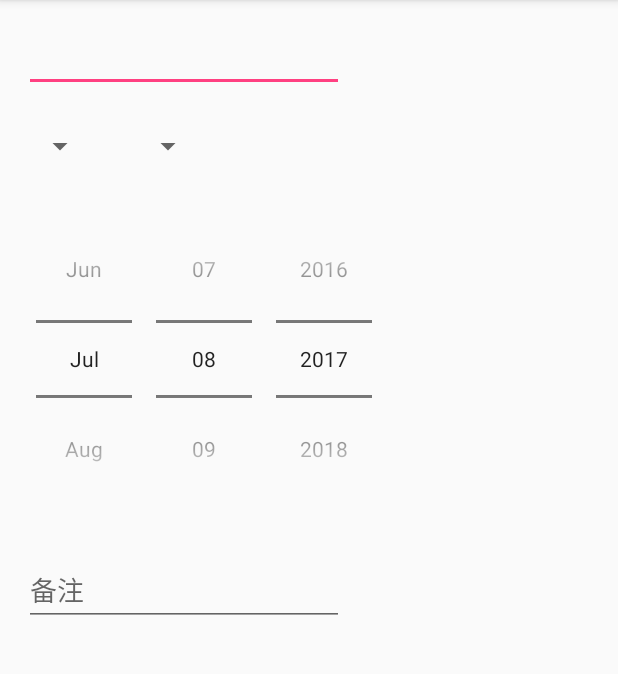
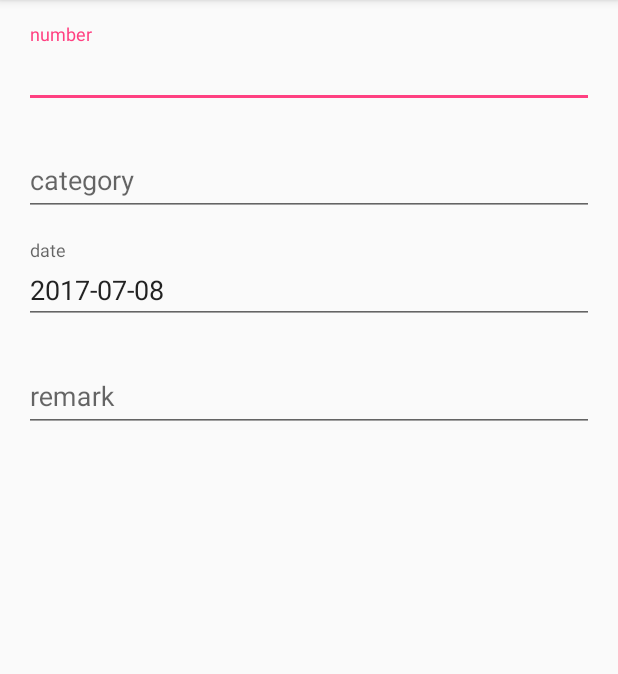
Before and after one commit to plusend/budget, an Android app: the DetailActivity screen opened directly, with no data from a screen before it, on a phone screen of 412 x 824 dp, the part 84-758 px from its top. Run offline under Robolectric (Android 15) with nearby library versions, the phone set to English and light mode, and no system bars.

```diff
--- a/app/src/main/java/com/plusend/budget/activity/DetailActivity.java
+++ b/app/src/main/java/com/plusend/budget/activity/DetailActivity.java
@@ -1,29 +1,31 @@
 package com.plusend.budget.activity;
 
 import android.os.Bundle;
+import android.support.design.widget.TextInputLayout;
+import android.support.v4.app.DialogFragment;
 import android.support.v7.app.AppCompatActivity;
 import android.text.TextUtils;
 import android.util.Log;
 import android.view.Menu;
 import android.view.MenuInflater;
 import android.view.MenuItem;
-import android.widget.DatePicker;
-import android.widget.EditText;
-import android.widget.Spinner;
+import android.view.View;
 
 import com.plusend.budget.R;
 import com.plusend.budget.detail.JsonDetailUtil;
+import com.plusend.budget.fragment.DatePickerFragment;
 import com.plusend.budget.model.Detail;
+import com.plusend.budget.util.DateUtil;
 
 import java.util.Calendar;
 
-public class DetailActivity extends AppCompatActivity {
+public class DetailActivity extends AppCompatActivity implements DatePickerFragment.OnFragmentInteractionListener {
     private static final String TAG = "DetailActivity";
     public static final String DETAIL = "detail";
-    private EditText numET;
-    private Spinner nameV1Spin, nameV2Spin;
-    private DatePicker datePicker;
-    private EditText remarkET;
+    private TextInputLayout numTIL;
+    private TextInputLayout nameTIL;
+    private TextInputLayout dateTIL;
+    private TextInputLayout remarkTIL;
 
     private String mDetailId;
 
@@ -32,16 +34,30 @@ public class DetailActivity extends AppCompatActivity {
         super.onCreate(savedInstanceState);
         setContentView(R.layout.activity_detail);
 
-        numET = (EditText) findViewById(R.id.num_et);
-        nameV1Spin = (Spinner) findViewById(R.id.name_v1_spinner);
-        nameV2Spin = (Spinner) findViewById(R.id.name_v2_spinner);
-        datePicker = (DatePicker) findViewById(R.id.datePicker);
-        remarkET = (EditText) findViewById(R.id.remark_et);
+        numTIL = (TextInputLayout) findViewById(R.id.num_til);
+        nameTIL = (TextInputLayout) findViewById(R.id.name_til);
+        dateTIL = (TextInputLayout) findViewById(R.id.date_til);
+        remarkTIL = (TextInputLayout) findViewById(R.id.remark_til);
+
+        dateTIL.getEditText().setOnClickListener(new View.OnClickListener() {
+            @Override
+            public void onClick(View v) {
+                String dateString = dateTIL.getEditText().getText().toString();
+                long dateLong = DateUtil.stringToDate(dateString);
+                DialogFragment newFragment = DatePickerFragment.newInstance(dateLong);
+                newFragment.show(getSupportFragmentManager(), "datePicker");
+            }
+        });
+
 
         Detail detail = getIntent().getParcelableExtra(DETAIL);
         if (detail != null) {
             mDetailId = detail.getId();
             showDetail(detail);
+        } else {
+            Calendar calendar = Calendar.getInstance();
+            String dateString = DateUtil.dateToString(calendar.getTimeInMillis());
+            dateTIL.getEditText().setText(dateString);
         }
     }
 
@@ -73,23 +89,22 @@ public class DetailActivity extends AppCompatActivity {
     }
 
     private void showDetail(Detail detail) {
-        numET.setText(String.valueOf(detail.num));
-        //TODO name date
-        remarkET.setText(detail.remark);
+        numTIL.getEditText().setText(String.valueOf(detail.num));
+        String dateString = DateUtil.dateToString(detail.date);
+        dateTIL.getEditText().setText(dateString);
+        remarkTIL.getEditText().setText(detail.remark);
     }
 
     private Detail getDetail() {
         //TODO 判断各参数合理性
-        int num = Integer.parseInt(numET.getText().toString());
-//        String nameV1 = nameV1Spin.getSelectedItem().toString();
-//        String nameV2 = nameV2Spin.getSelectedItem().toString();
         String nameV1 = "nameV1";
         String nameV2 = "nameV2";
 
-        Calendar calendar = Calendar.getInstance();
-        calendar.set(datePicker.getYear(), datePicker.getMonth(), datePicker.getDayOfMonth());
-        long date = calendar.getTimeInMillis();
-        String remark = remarkET.getText().toString();
+        String remark = remarkTIL.getEditText().getText().toString();
+        int num = Integer.parseInt(numTIL.getEditText().getText().toString());
+        String dateString = dateTIL.getEditText().getText().toString();
+        long date = DateUtil.stringToDate(dateString);
+
         Detail detail = mDetailId == null ? new Detail(num, nameV1 + nameV2, date, remark) : new Detail(mDetailId, num, nameV1 + nameV2, date, remark);
         Log.d(TAG, "getDetail: " + detail);
         return detail;
@@ -106,4 +121,10 @@ public class DetailActivity extends AppCompatActivity {
     private void removeDetail(Detail detail) {
         JsonDetailUtil.getInstance(this).removeDetail(detail);
     }
+
+    @Override
+    public void onFragmentInteraction(long date) {
+        String dateString = DateUtil.dateToString(date);
+        dateTIL.getEditText().setText(dateString);
+    }
 }
--- a/app/src/main/java/com/plusend/budget/util/DateUtil.java
+++ b/app/src/main/java/com/plusend/budget/util/DateUtil.java
@@ -1,9 +1,17 @@
 package com.plusend.budget.util;
 
 
+import java.text.DateFormat;
+import java.text.ParseException;
+import java.text.SimpleDateFormat;
 import java.util.Calendar;
+import java.util.Date;
+import java.util.Locale;
 
 public class DateUtil {
+    private static final String DATE_FORMAT = "yyyy-MM-dd";
+    private static ThreadLocal<DateFormat> threadLocal = new ThreadLocal<>();
+
     private static int getInteger(long dateLong, int dateType) {
         Calendar calendar = Calendar.getInstance();
         calendar.setTimeInMillis(dateLong);
@@ -29,4 +37,29 @@ public class DateUtil {
     public static int getWeek(long dateLong) {
         return getInteger(dateLong, Calendar.DAY_OF_WEEK);
     }
+
+    private static DateFormat getDateFormat() {
+        DateFormat dateFormat = threadLocal.get();
+        if (dateFormat == null) {
+            dateFormat = new SimpleDateFormat("yyyy-MM-dd", Locale.getDefault());
+        }
+        return dateFormat;
+    }
+
+    public static String dateToString(long dateTime) {
+        DateFormat dateFormat = getDateFormat();
+        return dateFormat.format(new Date(dateTime));
+    }
+
+    public static long stringToDate(String dateString) {
+        long result = 0;
+        DateFormat dateFormat = getDateFormat();
+        try {
+            Date date = dateFormat.parse(dateString);
+            result = date.getTime();
+        } catch (ParseException e) {
+            e.printStackTrace();
+        }
+        return result;
+    }
 }
--- a/app/src/main/res/layout/activity_detail.xml
+++ b/app/src/main/res/layout/activity_detail.xml
@@ -6,60 +6,81 @@
     android:layout_height="match_parent"
     tools:context="com.plusend.budget.activity.DetailActivity">
 
-    <EditText
-        android:id="@+id/num_et"
-        android:layout_width="wrap_content"
+    <android.support.design.widget.TextInputLayout
+        android:id="@+id/num_til"
+        android:layout_width="0dp"
+        android:layout_height="wrap_content"
+        android:layout_marginEnd="16dp"
+        android:layout_marginLeft="16dp"
+        android:layout_marginRight="16dp"
+        android:layout_marginStart="16dp"
+        android:layout_marginTop="16dp"
+        app:layout_constraintHorizontal_bias="0.0"
+        app:layout_constraintLeft_toLeftOf="parent"
+        app:layout_constraintRight_toRightOf="parent"
+        app:layout_constraintTop_toTopOf="parent">
+
+        <android.support.design.widget.TextInputEditText
+            android:layout_width="match_parent"
+            android:layout_height="wrap_content"
+            android:hint="@string/detail_num_hint"
+            android:inputType="number" />
+    </android.support.design.widget.TextInputLayout>
+
+    <android.support.design.widget.TextInputLayout
+        android:id="@+id/name_til"
+        android:layout_width="0dp"
+        android:layout_height="wrap_content"
+        android:layout_marginEnd="16dp"
+        android:layout_marginLeft="16dp"
+        android:layout_marginRight="16dp"
+        android:layout_marginStart="16dp"
+        android:layout_marginTop="16dp"
+        app:layout_constraintLeft_toLeftOf="parent"
+        app:layout_constraintRight_toRightOf="parent"
+        app:layout_constraintTop_toBottomOf="@+id/num_til">
+
+        <android.support.design.widget.TextInputEditText
+            android:layout_width="match_parent"
+            android:layout_height="wrap_content"
+            android:hint="@string/detail_name_hint" />
+    </android.support.design.widget.TextInputLayout>
+
+    <android.support.design.widget.TextInputLayout
+        android:id="@+id/date_til"
+        android:layout_width="0dp"
+        android:layout_height="wrap_content"
+        android:layout_marginEnd="16dp"
+        android:layout_marginLeft="16dp"
+        android:layout_marginRight="16dp"
+        android:layout_marginStart="16dp"
+        android:layout_marginTop="16dp"
+        app:layout_constraintLeft_toLeftOf="parent"
+        app:layout_constraintRight_toRightOf="parent"
+        app:layout_constraintTop_toBottomOf="@+id/name_til">
+
+        <android.support.design.widget.TextInputEditText
+            android:layout_width="match_parent"
+            android:layout_height="wrap_content"
+            android:focusable="false"
+            android:focusableInTouchMode="false"
+            android:hint="@string/detail_date_hint" />
+    </android.support.design.widget.TextInputLayout>
+
+    <android.support.design.widget.TextInputLayout
+        android:id="@+id/remark_til"
+        android:layout_width="0dp"
         android:layout_height="wrap_content"
         android:layout_marginLeft="16dp"
-        android:layout_marginStart="16dp"
+        android:layout_marginRight="16dp"
         android:layout_marginTop="16dp"
-        android:ems="10"
-        android:inputType="number"
         app:layout_constraintLeft_toLeftOf="parent"
-        app:layout_constraintTop_toTopOf="parent" />
+        app:layout_constraintRight_toRightOf="parent"
+        app:layout_constraintTop_toBottomOf="@+id/date_til">
 
-    <Spinner
-        android:id="@+id/name_v1_spinner"
-        android:layout_width="0dp"
-        android:layout_height="wrap_content"
-        android:layout_marginTop="24dp"
-        app:layout_constraintLeft_toLeftOf="@+id/num_et"
-        app:layout_constraintTop_toBottomOf="@+id/num_et" />
-
-    <Spinner
-        android:id="@+id/name_v2_spinner"
-        android:layout_width="0dp"
-        android:layout_height="wrap_content"
-        android:layout_marginBottom="0dp"
-        android:layout_marginLeft="24dp"
-        android:layout_marginTop="0dp"
-        app:layout_constraintBottom_toBottomOf="@+id/name_v1_spinner"
-        app:layout_constraintLeft_toRightOf="@+id/name_v1_spinner"
-        app:layout_constraintTop_toTopOf="@+id/name_v1_spinner" />
-
-    <DatePicker
-        android:id="@+id/datePicker"
-        android:layout_width="wrap_content"
-        android:layout_height="wrap_content"
-        android:layout_marginLeft="0dp"
-        android:layout_marginTop="24dp"
-        android:calendarViewShown="false"
-        android:datePickerMode="spinner"
-        android:spinnersShown="true"
-        android:theme="@style/AlertDialog.AppCompat"
-        app:layout_constraintLeft_toLeftOf="@+id/name_v1_spinner"
-        app:layout_constraintTop_toBottomOf="@+id/name_v1_spinner" />
-
-    <EditText
-        android:id="@+id/remark_et"
-        android:layout_width="wrap_content"
-        android:layout_height="wrap_content"
-        android:layout_marginLeft="0dp"
-        android:layout_marginTop="24dp"
-        android:ems="10"
-        android:hint="备注"
-        android:inputType="textPersonName"
-        app:layout_constraintLeft_toLeftOf="@+id/datePicker"
-        app:layout_constraintTop_toBottomOf="@+id/datePicker" />
-
+        <android.support.design.widget.TextInputEditText
+            android:layout_width="match_parent"
+            android:layout_height="wrap_content"
+            android:hint="@string/detail_remark_hint" />
+    </android.support.design.widget.TextInputLayout>
 </android.support.constraint.ConstraintLayout>
--- a/app/src/main/res/menu/detail.xml
+++ b/app/src/main/res/menu/detail.xml
@@ -7,13 +7,11 @@
         android:enabled="true"
         android:icon="@android:drawable/ic_menu_save"
         android:title="保存"
-        android:visible="true"
         app:showAsAction="always" />
     <item
         android:id="@+id/delete"
         android:enabled="true"
         android:icon="@android:drawable/ic_menu_delete"
         android:title="删除"
-        android:visible="true"
         app:showAsAction="always" />
 </menu>
--- a/app/src/main/res/values/strings.xml
+++ b/app/src/main/res/values/strings.xml
@@ -6,4 +6,8 @@
 
     <!-- TODO: Remove or change this placeholder text -->
     <string name="hello_blank_fragment">Hello blank fragment</string>
+    <string name="detail_num_hint">number</string>
+    <string name="detail_name_hint">category</string>
+    <string name="detail_date_hint">date</string>
+    <string name="detail_remark_hint">remark</string>
 </resources>
```
Also changed, not shown: app/src/main/java/com/plusend/budget/fragment/DatePickerFragment.java (added, +84 -0 lines).
